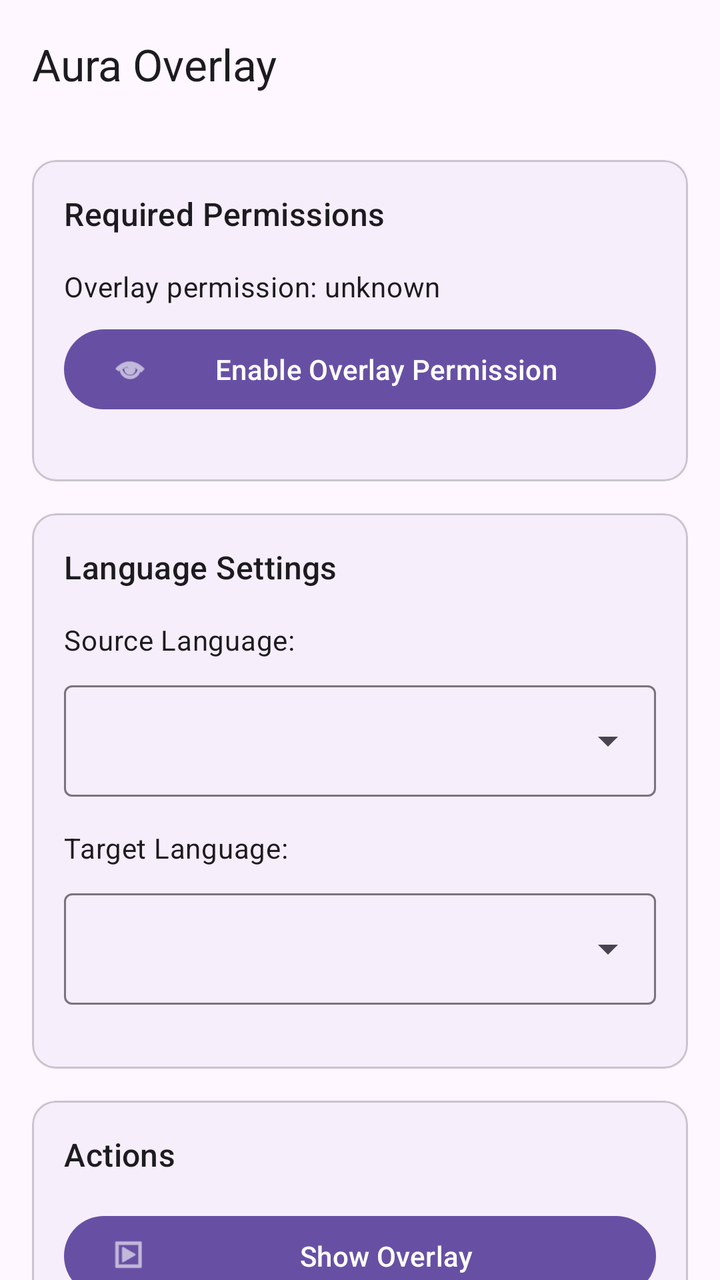
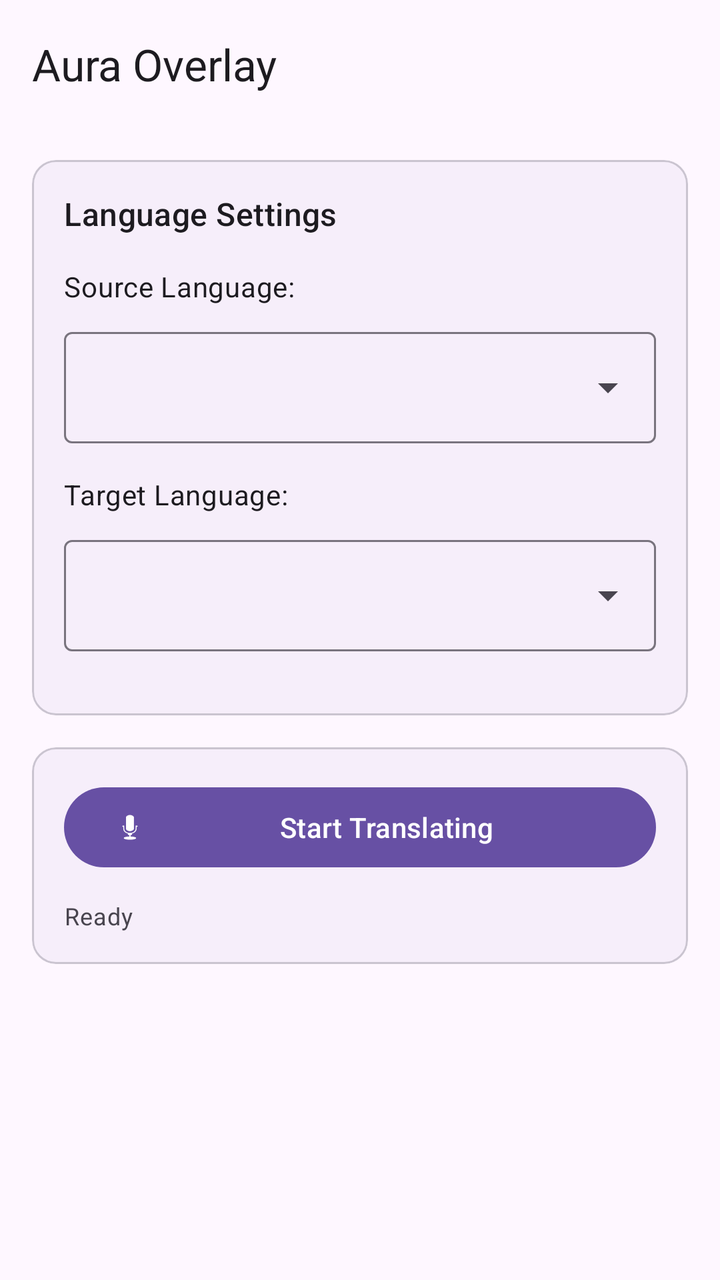

Two renders of the same Android screen: before a commit and after it. Below are the layout's source before the change and the commit's diff.
<!-- AndroidManifest.xml: application theme Theme.TranslateOverlay -->
<!-- res/layout/activity_main.xml -->
<?xml version="1.0" encoding="utf-8"?>
<androidx.coordinatorlayout.widget.CoordinatorLayout xmlns:android="http://schemas.android.com/apk/res/android"
    xmlns:app="http://schemas.android.com/apk/res-auto"
    android:layout_width="match_parent"
    android:layout_height="match_parent"
    android:fitsSystemWindows="true">

    <com.google.android.material.appbar.AppBarLayout
        android:layout_width="match_parent"
        android:layout_height="wrap_content"
        android:fitsSystemWindows="true">

        <com.google.android.material.appbar.MaterialToolbar
            android:id="@+id/topAppBar"
            android:layout_width="match_parent"
            android:layout_height="?attr/actionBarSize"
            app:title="@string/app_name" />

    </com.google.android.material.appbar.AppBarLayout>

    <androidx.core.widget.NestedScrollView
        android:id="@+id/mainScrollView"
        android:clipToPadding="false"
        android:layout_width="match_parent"
        android:layout_height="match_parent"
        app:layout_behavior="@string/appbar_scrolling_view_behavior">

        <LinearLayout
            android:layout_width="match_parent"
            android:layout_height="wrap_content"
            android:orientation="vertical"
            android:padding="16dp">

            
            <com.google.android.material.card.MaterialCardView
                android:layout_width="match_parent"
                android:layout_height="wrap_content"
                android:layout_marginBottom="16dp"
                app:cardElevation="1dp">

                <LinearLayout
                    android:layout_width="match_parent"
                    android:layout_height="wrap_content"
                    android:orientation="vertical"
                    android:padding="16dp">

                    <TextView
                        android:layout_width="wrap_content"
                        android:layout_height="wrap_content"
                        android:text="Required Permissions"
                        android:textAppearance="?attr/textAppearanceTitleMedium"
                        android:layout_marginBottom="16dp"/>

                    <TextView
                        android:id="@+id/overlayStatus"
                        android:layout_width="wrap_content"
                        android:layout_height="wrap_content"
                        android:text="Overlay permission: unknown"
                        android:textAppearance="?attr/textAppearanceBodyMedium"
                        android:layout_marginBottom="8dp"/>

                    <com.google.android.material.button.MaterialButton
                        android:id="@+id/requestOverlayBtn"
                        android:layout_width="match_parent"
                        android:layout_height="wrap_content"
                        android:text="Enable Overlay Permission"
                        app:icon="@android:drawable/ic_menu_view"
                        android:layout_marginBottom="16dp"/>

                    

                </LinearLayout>

            </com.google.android.material.card.MaterialCardView>

            
            <com.google.android.material.card.MaterialCardView
                android:layout_width="match_parent"
                android:layout_height="wrap_content"
                android:layout_marginBottom="16dp"
                app:cardElevation="1dp">

                <LinearLayout
                    android:layout_width="match_parent"
                    android:layout_height="wrap_content"
                    android:orientation="vertical"
                    android:padding="16dp">

                    <TextView
                        android:layout_width="wrap_content"
                        android:layout_height="wrap_content"
                        android:text="Language Settings"
                        android:textAppearance="?attr/textAppearanceTitleMedium"
                        android:layout_marginBottom="16dp"/>

                    <TextView
                        android:layout_width="wrap_content"
                        android:layout_height="wrap_content"
                        android:text="Source Language:"
                        android:textAppearance="?attr/textAppearanceBodyMedium"
                        android:layout_marginBottom="8dp"/>

                    <com.google.android.material.textfield.TextInputLayout
                        style="@style/Widget.Material3.TextInputLayout.OutlinedBox.ExposedDropdownMenu"
                        android:layout_width="match_parent"
                        android:layout_height="wrap_content"
                        android:layout_marginBottom="16dp">

                        <AutoCompleteTextView
                            android:id="@+id/sourceLanguageSpinner"
                            android:layout_width="match_parent"
                            android:layout_height="wrap_content"
                            android:inputType="none"/>

                    </com.google.android.material.textfield.TextInputLayout>

                    <TextView
                        android:layout_width="wrap_content"
                        android:layout_height="wrap_content"
                        android:text="Target Language:"
                        android:textAppearance="?attr/textAppearanceBodyMedium"
                        android:layout_marginBottom="8dp"/>

                    <com.google.android.material.textfield.TextInputLayout
                        style="@style/Widget.Material3.TextInputLayout.OutlinedBox.ExposedDropdownMenu"
                        android:layout_width="match_parent"
                        android:layout_height="wrap_content"
                        android:layout_marginBottom="16dp">

                        <AutoCompleteTextView
                            android:id="@+id/targetLanguageSpinner"
                            android:layout_width="match_parent"
                            android:layout_height="wrap_content"
                            android:inputType="none"/>

                    </com.google.android.material.textfield.TextInputLayout>

                </LinearLayout>

            </com.google.android.material.card.MaterialCardView>

            

            
            <com.google.android.material.card.MaterialCardView
                android:layout_width="match_parent"
                android:layout_height="wrap_content"
                app:cardElevation="1dp">

                <LinearLayout
                    android:layout_width="match_parent"
                    android:layout_height="wrap_content"
                    android:orientation="vertical"
                    android:padding="16dp">

                    <TextView
                        android:layout_width="wrap_content"
                        android:layout_height="wrap_content"
                        android:text="Actions"
                        android:textAppearance="?attr/textAppearanceTitleMedium"
                        android:layout_marginBottom="16dp"/>

                    <com.google.android.material.button.MaterialButton
                        android:id="@+id/showOverlayBtn"
                        android:layout_width="match_parent"
                        android:layout_height="wrap_content"
                        android:text="Show Overlay"
                        app:icon="@android:drawable/ic_menu_slideshow"
                        android:layout_marginBottom="8dp"/>

                    <com.google.android.material.button.MaterialButton
                        android:id="@+id/startTranscriptionBtn"
                        android:layout_width="match_parent"
                        android:layout_height="wrap_content"
                        android:text="Start Transcription"
                        app:icon="@android:drawable/ic_btn_speak_now"/>

                </LinearLayout>

            </com.google.android.material.card.MaterialCardView>

        </LinearLayout>

    </androidx.core.widget.NestedScrollView>

</androidx.coordinatorlayout.widget.CoordinatorLayout>
<!-- resources referenced by this layout -->
<resources>
  <string name="app_name">Aura Overlay</string>
  <style name="Theme.TranslateOverlay" parent="Theme.Material3.DayNight.NoActionBar">
          <item name="android:forceDarkAllowed">true</item>
          <item name="android:windowLightStatusBar">false</item>
          <item name="android:statusBarColor">@android:color/transparent</item>
          
          <item name="android:navigationBarColor">?attr/colorSurface</item>
          <item name="android:windowBackground">?attr/colorSurface</item>
          <item name="android:colorBackground">?attr/colorSurface</item>
      </style>
</resources>

<!-- the commit's change to res/layout/activity_main.xml (unified diff, before → after) -->
@@ -32,46 +32,6 @@
             android:padding="16dp">
 
             
-            <com.google.android.material.card.MaterialCardView
-                android:layout_width="match_parent"
-                android:layout_height="wrap_content"
-                android:layout_marginBottom="16dp"
-                app:cardElevation="1dp">
-
-                <LinearLayout
-                    android:layout_width="match_parent"
-                    android:layout_height="wrap_content"
-                    android:orientation="vertical"
-                    android:padding="16dp">
-
-                    <TextView
-                        android:layout_width="wrap_content"
-                        android:layout_height="wrap_content"
-                        android:text="Required Permissions"
-                        android:textAppearance="?attr/textAppearanceTitleMedium"
-                        android:layout_marginBottom="16dp"/>
-
-                    <TextView
-                        android:id="@+id/overlayStatus"
-                        android:layout_width="wrap_content"
-                        android:layout_height="wrap_content"
-                        android:text="Overlay permission: unknown"
-                        android:textAppearance="?attr/textAppearanceBodyMedium"
-                        android:layout_marginBottom="8dp"/>
-
-                    <com.google.android.material.button.MaterialButton
-                        android:id="@+id/requestOverlayBtn"
-                        android:layout_width="match_parent"
-                        android:layout_height="wrap_content"
-                        android:text="Enable Overlay Permission"
-                        app:icon="@android:drawable/ic_menu_view"
-                        android:layout_marginBottom="16dp"/>
-
-                    
-
-                </LinearLayout>
-
-            </com.google.android.material.card.MaterialCardView>
 
             
             <com.google.android.material.card.MaterialCardView
@@ -153,27 +113,20 @@
                     android:orientation="vertical"
                     android:padding="16dp">
 
-                    <TextView
-                        android:layout_width="wrap_content"
-                        android:layout_height="wrap_content"
-                        android:text="Actions"
-                        android:textAppearance="?attr/textAppearanceTitleMedium"
-                        android:layout_marginBottom="16dp"/>
-
-                    <com.google.android.material.button.MaterialButton
-                        android:id="@+id/showOverlayBtn"
-                        android:layout_width="match_parent"
-                        android:layout_height="wrap_content"
-                        android:text="Show Overlay"
-                        app:icon="@android:drawable/ic_menu_slideshow"
-                        android:layout_marginBottom="8dp"/>
-
                     <com.google.android.material.button.MaterialButton
                         android:id="@+id/startTranscriptionBtn"
                         android:layout_width="match_parent"
                         android:layout_height="wrap_content"
-                        android:text="Start Transcription"
-                        app:icon="@android:drawable/ic_btn_speak_now"/>
+                        android:text="Start Translating"
+                        app:icon="@android:drawable/ic_btn_speak_now"
+                        android:layout_marginBottom="12dp"/>
+
+                    <TextView
+                        android:id="@+id/statusText"
+                        android:layout_width="wrap_content"
+                        android:layout_height="wrap_content"
+                        android:text="Ready"
+                        android:textAppearance="?attr/textAppearanceBodySmall"/>
 
                 </LinearLayout>
 
